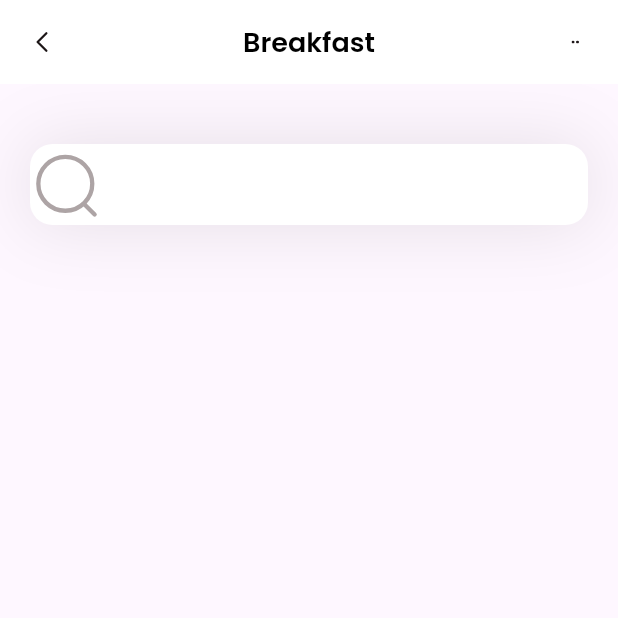
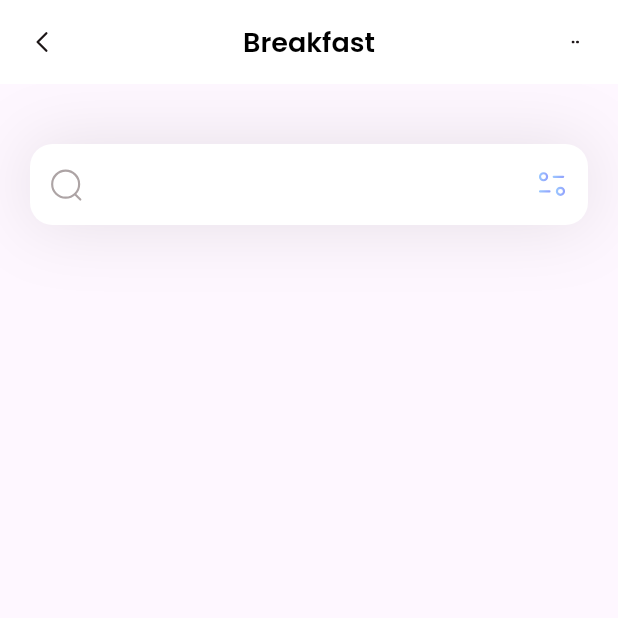
Before and after one commit to DracoNick0/FlutterFitnessApp, a Flutter app: the screen it shows after launch, on a phone screen of 412 x 824 dp, the top half of it. Run offline on Flutter 3.47's test engine with Material 3 defaults, Android fonts, the phone set to English and light mode, and no system bars; our stand-ins replace flutter_svg.

Commit message:
Added suffox icon in search bar

```diff
--- a/lib/page/home.dart
+++ b/lib/page/home.dart
@@ -26,7 +26,14 @@ class HomePage extends StatelessWidget {
                 filled: true,
                 fillColor: Colors.white,
                 contentPadding: const EdgeInsets.all(15),
-                prefixIcon: SvgPicture.asset('assets/icons/Search.svg'),
+                prefixIcon: Padding(
+                  padding: const EdgeInsets.all(12),
+                  child: SvgPicture.asset('assets/icons/Search.svg'),
+                ),
+                suffixIcon: Padding(
+                  padding: const EdgeInsets.all(12),
+                  child: SvgPicture.asset('assets/icons/Filter.svg'),
+                ),
                 border: OutlineInputBorder(
                   borderRadius: BorderRadius.circular(15),
                   borderSide: BorderSide.none,
```
